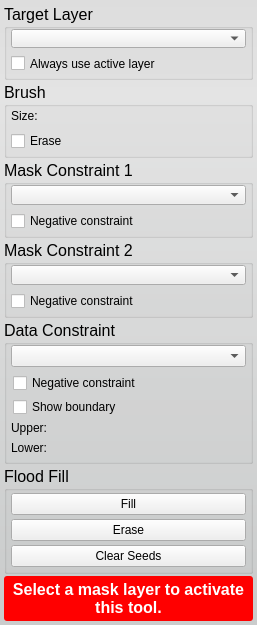
Before: the Qt Designer form src/Interface/ToolInterface/PaintToolInterface.ui in jessdtate/Seg3D, drawn with Qt 5.
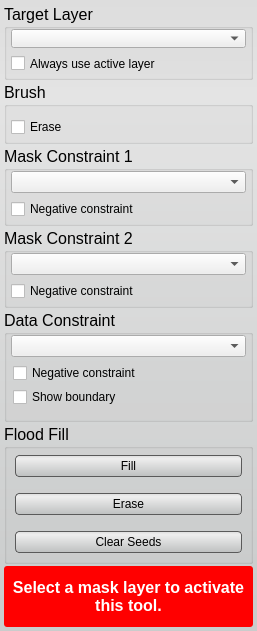
After: the same form once the commit is applied. Custom widgets are drawn as their Qt base class.

Commit message: ui updates, added a description to the slidercombo's in place of the unused range set buttons

Patch:
```diff
--- a/src/Interface/ToolInterface/PaintToolInterface.ui
+++ b/src/Interface/ToolInterface/PaintToolInterface.ui
@@ -7,7 +7,7 @@
     <x>0</x>
     <y>0</y>
     <width>257</width>
-    <height>625</height>
+    <height>631</height>
    </rect>
   </property>
   <property name="sizePolicy">
@@ -28,6 +28,27 @@
    <string notr="true">QWidget#PaintToolInterface{
 	border-radius: 3px;
 	background-color: qlineargradient(spread:pad, x1:0.5, y1:0, x2:0.5, y2:0.960227, stop:0 rgba(221, 221, 221, 255), stop:0.155779 rgba(228, 228, 228, 255), stop:1 rgba(202, 204, 204, 255));      
+}
+
+QPushButton{
+	background-color: qlineargradient(spread:pad, x1:0.5, y1:0, x2:0.5, y2:0.960227, stop:0 rgba(221, 221, 221, 255), stop:0.155779 rgba(238, 238, 238, 255), stop:1 rgba(192, 194, 194, 255));
+	border-radius: 4px;
+	border: 1px solid rgb(90, 90, 90);
+	margin:4px;
+}
+
+QPushButton:hover{
+	background-color: qlineargradient(spread:pad, x1:0.5, y1:0, x2:0.5, y2:1, stop:0 rgba(195, 195, 195, 255), stop:0.253769 rgba(206, 206, 206, 255), stop:1 rgba(185, 185, 185, 255));
+	border-radius: 4px;
+	border: 1px solid rgb(90, 90, 90);
+	margin:4px;
+}
+
+QPushButton:pressed{
+	background-color: qlineargradient(spread:pad, x1:0.5, y1:0, x2:0.5, y2:1, stop:0 rgba(150, 150, 150, 255), stop:0.753769 rgba(206, 206, 206, 255), stop:1 rgba(185, 185, 185, 255));
+	border-radius: 4px;
+	border: 1px solid rgb(90, 90, 90);
+	margin:4px;
 }</string>
   </property>
   <layout class="QVBoxLayout" name="verticalLayout">
@@ -129,13 +150,6 @@
       <property name="bottomMargin">
        <number>4</number>
       </property>
-      <item>
-       <widget class="QLabel" name="label">
-        <property name="text">
-         <string>Size:</string>
-        </property>
-       </widget>
-      </item>
       <item>
        <widget class="QtUtils::QtSliderIntCombo" name="brush_radius_" native="true"/>
       </item>
@@ -411,13 +425,6 @@
             <property name="margin">
              <number>0</number>
             </property>
-            <item>
-             <widget class="QLabel" name="upperLabel">
-              <property name="text">
-               <string>Upper:</string>
-              </property>
-             </widget>
-            </item>
             <item>
              <widget class="QtUtils::QtSliderDoubleCombo" name="upper_threshold_" native="true"/>
             </item>
@@ -433,13 +440,6 @@
             <property name="margin">
              <number>0</number>
             </property>
-            <item>
-             <widget class="QLabel" name="lowerLabel">
-              <property name="text">
-               <string>Lower:</string>
-              </property>
-             </widget>
-            </item>
             <item>
              <widget class="QtUtils::QtSliderDoubleCombo" name="lower_threshold_" native="true"/>
             </item>
@@ -459,7 +459,7 @@
      </property>
      <layout class="QVBoxLayout" name="verticalLayout_8">
       <property name="spacing">
-       <number>4</number>
+       <number>8</number>
       </property>
       <property name="leftMargin">
        <number>4</number>
@@ -475,6 +475,12 @@
       </property>
       <item>
        <widget class="QPushButton" name="floodfill_button_">
+        <property name="minimumSize">
+         <size>
+          <width>0</width>
+          <height>30</height>
+         </size>
+        </property>
         <property name="text">
          <string>Fill</string>
         </property>
@@ -482,6 +488,12 @@
       </item>
       <item>
        <widget class="QPushButton" name="flooderase_button_">
+        <property name="minimumSize">
+         <size>
+          <width>0</width>
+          <height>30</height>
+         </size>
+        </property>
         <property name="text">
          <string>Erase</string>
         </property>
@@ -489,6 +501,12 @@
       </item>
       <item>
        <widget class="QPushButton" name="clear_seeds_button_">
+        <property name="minimumSize">
+         <size>
+          <width>0</width>
+          <height>30</height>
+         </size>
+        </property>
         <property name="text">
          <string>Clear Seeds</string>
         </property>
@@ -548,17 +566,17 @@
    <header location="global">QtUtils/Widgets/QtSliderDoubleCombo.h</header>
    <container>1</container>
   </customwidget>
+  <customwidget>
+   <class>QtUtils::QtSliderIntCombo</class>
+   <extends>QWidget</extends>
+   <header location="global">QtUtils/Widgets/QtSliderIntCombo.h</header>
+   <container>1</container>
+  </customwidget>
   <customwidget>
    <class>QtUtils::QtDropableComboBox</class>
    <extends>QComboBox</extends>
    <header location="global">QtUtils/Widgets/QtDropableComboBox.h</header>
   </customwidget>
-  <customwidget>
-   <class>QtUtils::QtSliderIntCombo</class>
-   <extends>QWidget</extends>
-   <header location="global">QtUtils/Widgets/QtSliderIntCombo.h</header>
-   <container>1</container>
-  </customwidget>
  </customwidgets>
  <resources/>
  <connections/>
```
The commit also changes 10 other files.
